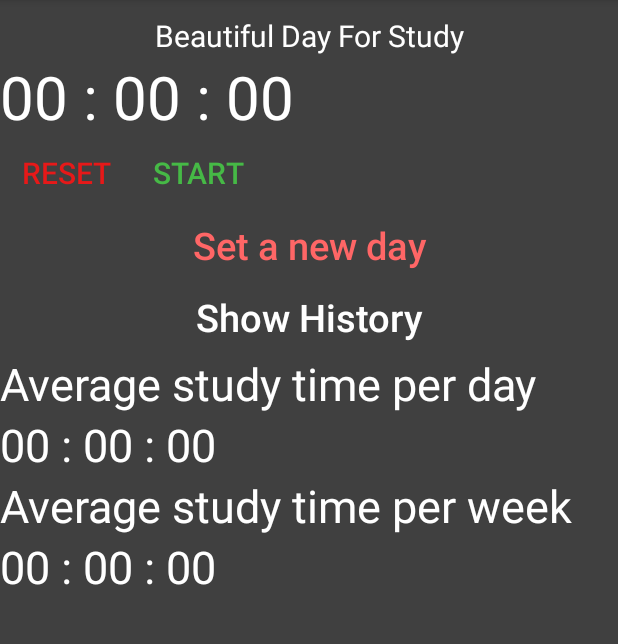
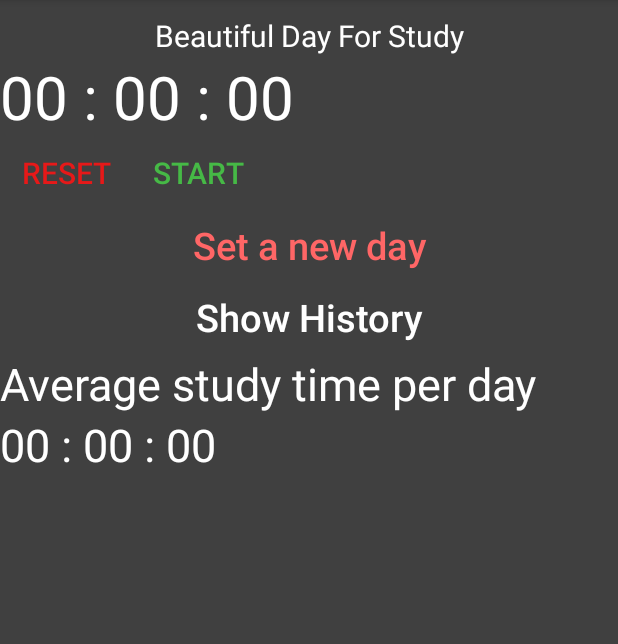
Before and after one commit to de2rick/StudyTimer, an Android app: the screen it shows after launch (MainActivity), on a phone screen of 412 x 824 dp, the part 84-728 px from its top. Run offline under Robolectric (Android 15) with nearby library versions, the phone set to English and light mode, and no system bars.

```diff
--- a/StudyTimer/app/src/main/java/com/example/studytimer/MainActivity.java
+++ b/StudyTimer/app/src/main/java/com/example/studytimer/MainActivity.java
@@ -13,11 +13,14 @@ import android.widget.TextView;
 import android.widget.Toast;
 
 import java.sql.Time;
+import java.util.ArrayList;
+import java.util.Collections;
 import java.util.List;
 import java.util.Timer;
 import java.util.TimerTask;
 
 public class MainActivity extends AppCompatActivity {
+    private TimeAdp adapter;
     private TextView showtime;
     private Button mstart;
     private Timer mtimer;
@@ -38,6 +41,8 @@ public class MainActivity extends AppCompatActivity {
         gotohistory = findViewById(R.id.uoahistory);
         Onclick onclick = new Onclick();
         gotohistory.setOnClickListener(onclick);
+        timelist = new ArrayList<>();
+        adapter = new TimeAdp(getApplicationContext(), timelist);
     }
 
     class Onclick implements View.OnClickListener{
@@ -121,8 +126,9 @@ public class MainActivity extends AppCompatActivity {
         Toast.makeText(MainActivity.this,getshowtime()+" has been added to history",Toast.LENGTH_SHORT).show();
         TimerModel timerModel = new TimerModel(getshowtime(),mtime);
         timelist.add(timerModel);
-
-
+        savehistory.writeListInPref(getApplicationContext(), timelist);
+        Collections.reverse(timelist);
+        adapter.setTaskModelList(timelist);
     }
 
     public void studystart(View view)
--- a/StudyTimer/app/src/main/java/com/example/studytimer/TimeAdp.java
+++ b/StudyTimer/app/src/main/java/com/example/studytimer/TimeAdp.java
@@ -6,10 +6,8 @@ import android.view.LayoutInflater;
 import android.view.View;
 import android.view.ViewGroup;
 import android.widget.TextView;
-
 import androidx.annotation.NonNull;
 import androidx.recyclerview.widget.RecyclerView;
-
 import java.util.Collections;
 import java.util.List;
 
--- a/StudyTimer/app/src/main/res/layout/activity_main.xml
+++ b/StudyTimer/app/src/main/res/layout/activity_main.xml
@@ -91,24 +91,13 @@
         android:textSize="30sp"
         android:layout_below="@+id/daytext"
         />
-    <TextView
-        android:id="@+id/weektext"
-        android:layout_width="wrap_content"
-        android:layout_height="wrap_content"
-        android:text="Average study time per week"
-        android:textColor="@color/white"
-        android:textSize="30sp"
-        android:layout_below="@+id/perday"
-        />
-    <TextView
-        android:id="@+id/perweek"
-        android:layout_width="wrap_content"
-        android:layout_height="wrap_content"
-        android:text="00 : 00 : 00"
-        android:textColor="@color/white"
-        android:textSize="30sp"
-        android:layout_below="@+id/weektext"
-        />
+
+    <androidx.recyclerview.widget.RecyclerView
+        android:id="@+id/recyclerview"
+        android:layout_width="match_parent"
+        android:layout_height="match_parent"
+        android:layout_marginTop="10dp"
+        android:layout_below="@+id/perday" />
 
 
 </RelativeLayout>
--- a/StudyTimer/app/src/main/res/layout/layout_time.xml
+++ b/StudyTimer/app/src/main/res/layout/layout_time.xml
@@ -7,13 +7,13 @@
         android:id="@+id/txt_task_name"
         android:layout_width="match_parent"
         android:layout_height="wrap_content"
-        android:text="Complete this lesson"
+        android:text="sometime"
         android:textSize="16sp"
-        android:textColor="@android:color/black"
+        android:textColor="@android:color/white"
         android:padding="5dp"
         android:layout_marginStart="10dp"
         android:layout_marginEnd="10dp"
-        android:background="@android:color/holo_blue_bright"
+        android:background="@color/gray"
         android:layout_marginTop="10dp"/>
     <TextView
         android:id="@+id/txt_date"
```
Also changed, not shown: StudyTimer/app/src/main/java/com/example/studytimer/History.java (+40 -1 lines), StudyTimer/app/src/main/java/com/example/studytimer/savehistory.java (added, +38 -0 lines).
